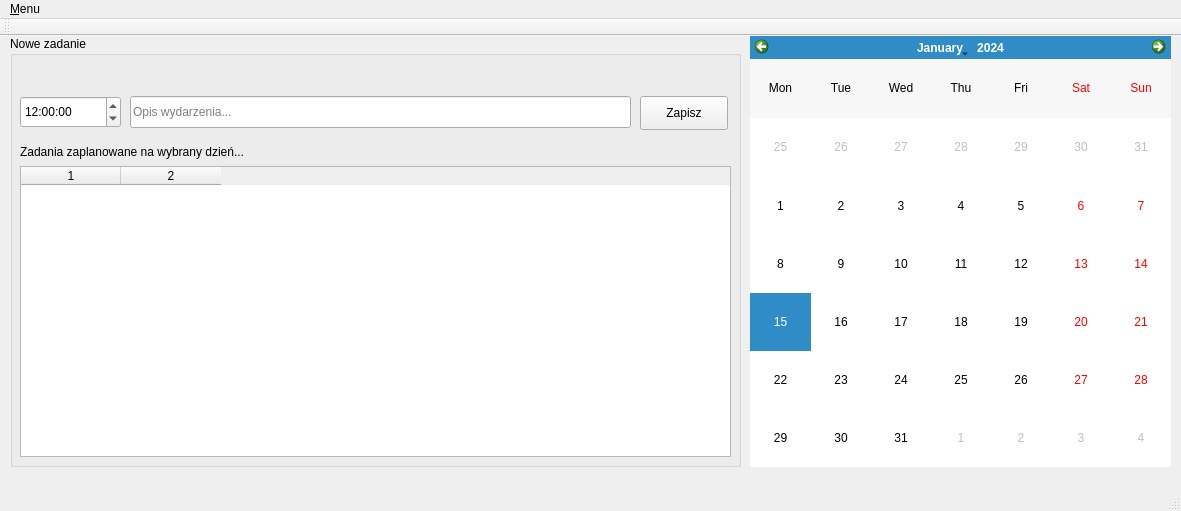
awojcik64/terminarz, file terminarz/mainwindow.ui: the form before one commit.
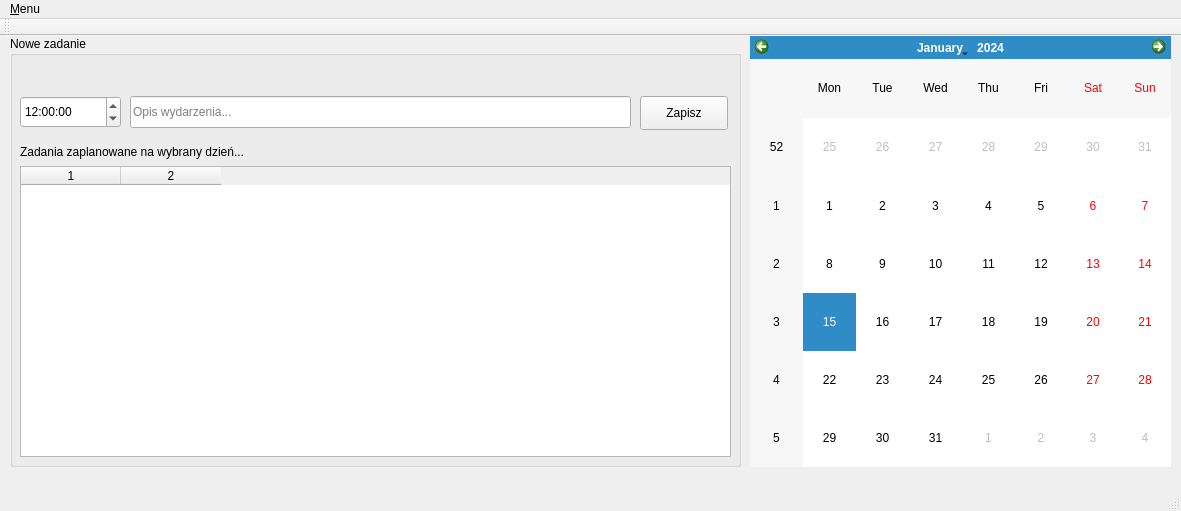
The form after the commit.

```diff
--- a/terminarz/mainwindow.ui
+++ b/terminarz/mainwindow.ui
@@ -120,7 +120,7 @@
      <bool>false</bool>
     </property>
     <property name="verticalHeaderFormat">
-     <enum>QCalendarWidget::NoVerticalHeader</enum>
+     <enum>QCalendarWidget::ISOWeekNumbers</enum>
     </property>
     <property name="navigationBarVisible">
      <bool>true</bool>
```
Left out of the diff: 3 changed lines with no effect on the pictures.
